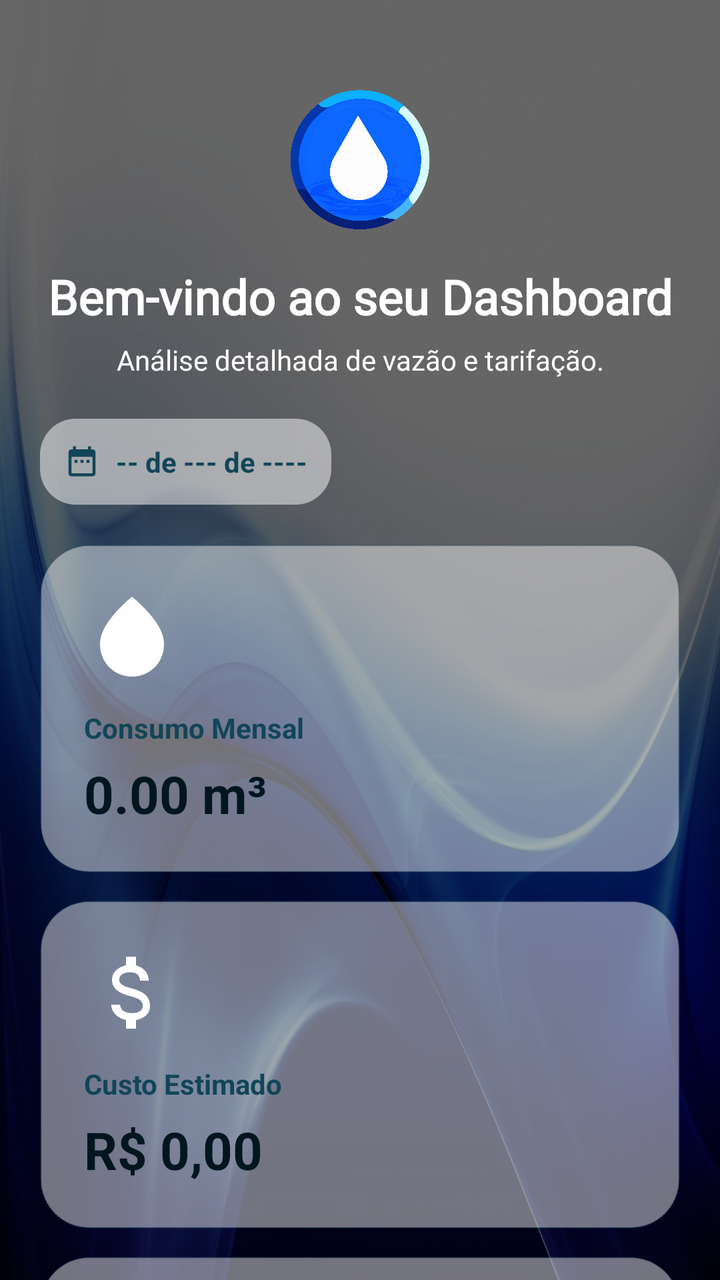
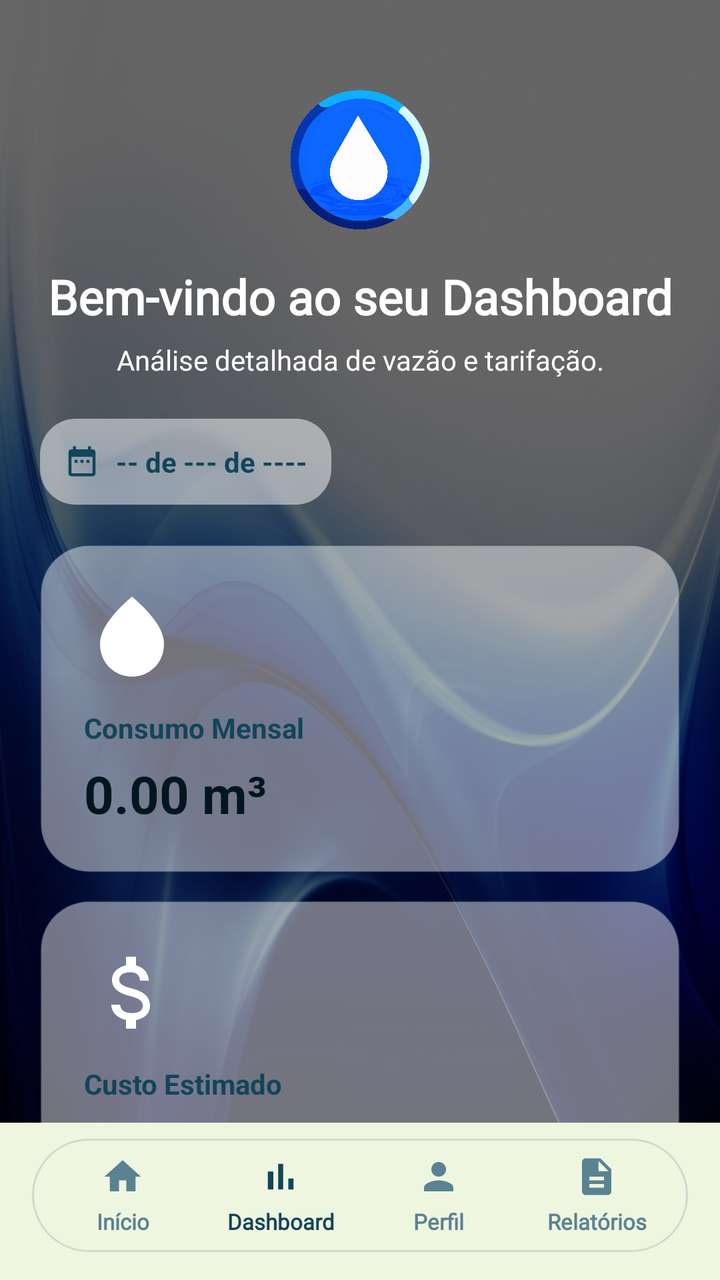

Before-and-after screenshots of an Android layout around one commit, followed by the original layout XML and the change that was made.
<!-- AndroidManifest.xml: application theme Theme.App_Aqua -->
<!-- res/layout/activity_dashboard.xml -->
<?xml version="1.0" encoding="utf-8"?>
<androidx.core.widget.NestedScrollView
    xmlns:android="http://schemas.android.com/apk/res/android"
    xmlns:app="http://schemas.android.com/apk/res-auto"
    xmlns:tools="http://schemas.android.com/tools"
    android:layout_width="match_parent"
    android:layout_height="match_parent"
    android:background="@drawable/bg_global"
    android:fillViewport="true"
    tools:context=".Dashboard">

    <androidx.constraintlayout.widget.ConstraintLayout
        android:layout_width="match_parent"
        android:layout_height="wrap_content">

        <View
            android:layout_width="0dp"
            android:layout_height="0dp"
            android:background="#99000000"
            app:layout_constraintTop_toTopOf="parent"
            app:layout_constraintBottom_toBottomOf="parent"
            app:layout_constraintStart_toStartOf="parent"
            app:layout_constraintEnd_toEndOf="parent"/>

        <androidx.constraintlayout.widget.ConstraintLayout
            android:layout_width="match_parent"
            android:layout_height="match_parent"
            android:padding="20dp">


            <ImageView
                android:id="@+id/imgLogoDashboard"
                android:layout_width="72dp"
                android:layout_height="72dp"
                android:layout_marginTop="24dp"
                android:src="@drawable/logo_victoria"
                android:contentDescription="@string/app_name"
                app:layout_constraintTop_toTopOf="parent"
                app:layout_constraintStart_toStartOf="parent"
                app:layout_constraintEnd_toEndOf="parent"/>

            <TextView
                android:id="@+id/txtDashTitulo"
                android:layout_width="0dp"
                android:layout_height="wrap_content"
                android:layout_marginTop="16dp"
                android:gravity="center"
                android:text="@string/dash_titulo"
                android:textColor="@color/white"
                android:textSize="24sp"
                android:textStyle="bold"
                android:fontFamily="@font/montserrat_bold"
                app:layout_constraintTop_toBottomOf="@id/imgLogoDashboard"
                app:layout_constraintStart_toStartOf="parent"
                app:layout_constraintEnd_toEndOf="parent"/>

            <TextView
                android:id="@+id/txtDashSubtitulo"
                android:layout_width="0dp"
                android:layout_height="wrap_content"
                android:layout_marginTop="6dp"
                android:gravity="center"
                android:text="@string/dash_subtitulo"
                android:textColor="@color/white"
                android:textSize="14sp"
                android:fontFamily="@font/montserrat_medium"
                app:layout_constraintTop_toBottomOf="@id/txtDashTitulo"
                app:layout_constraintStart_toStartOf="parent"
                app:layout_constraintEnd_toEndOf="parent"/>

            <LinearLayout
                android:id="@+id/badgeData"
                android:layout_width="wrap_content"
                android:layout_height="wrap_content"
                android:layout_marginTop="20dp"
                android:background="@drawable/bg_card_translucido"
                android:orientation="horizontal"
                android:padding="12dp"
                android:gravity="center_vertical"
                app:layout_constraintTop_toBottomOf="@id/txtDashSubtitulo"
                app:layout_constraintStart_toStartOf="parent">

                <ImageView
                    android:layout_width="18dp"
                    android:layout_height="18dp"
                    android:src="@drawable/ic_calendario"
                    app:tint="@color/dark_teal"/>

                <TextView
                    android:id="@+id/txtDataAtual"
                    android:layout_width="wrap_content"
                    android:layout_height="wrap_content"
                    android:layout_marginStart="8dp"
                    android:text="@string/dash_data_placeholder"
                    android:textColor="@color/dark_teal"
                    android:textStyle="bold"/>
            </LinearLayout>

            

            <LinearLayout
                android:id="@+id/cardStatConsumo"
                android:layout_width="0dp"
                android:layout_height="wrap_content"
                android:layout_marginTop="20dp"
                android:background="@drawable/bg_glass_card"
                android:orientation="vertical"
                android:padding="22dp"
                app:layout_constraintTop_toBottomOf="@id/badgeData"
                app:layout_constraintStart_toStartOf="parent"
                app:layout_constraintEnd_toEndOf="parent">

                <ImageView
                    android:layout_width="48dp"
                    android:layout_height="48dp"
                    android:src="@drawable/ic_gota"
                    app:tint="@color/white"/>

                <TextView
                    android:layout_width="wrap_content"
                    android:layout_height="wrap_content"
                    android:layout_marginTop="12dp"
                    android:text="@string/dash_card_consumo_titulo"
                    android:textColor="@color/dark_teal"
                    android:textStyle="bold"/>

                <TextView
                    android:id="@+id/txtDashConsumo"
                    android:layout_width="wrap_content"
                    android:layout_height="wrap_content"
                    android:layout_marginTop="6dp"
                    android:text="@string/dash_card_consumo_valor"
                    android:textColor="@color/ink_black"
                    android:textSize="26sp"
                    android:textStyle="bold"/>

            </LinearLayout>


            <LinearLayout
                android:id="@+id/cardStatCusto"
                android:layout_width="0dp"
                android:layout_height="wrap_content"
                android:layout_marginTop="14dp"
                android:background="@drawable/bg_glass_card"
                android:orientation="vertical"
                android:padding="22dp"
                app:layout_constraintTop_toBottomOf="@id/cardStatConsumo"
                app:layout_constraintStart_toStartOf="parent"
                app:layout_constraintEnd_toEndOf="parent">

                <ImageView
                    android:layout_width="48dp"
                    android:layout_height="48dp"
                    android:src="@drawable/ic_dinheiro"
                    app:tint="@color/white"/>

                <TextView
                    android:layout_width="wrap_content"
                    android:layout_height="wrap_content"
                    android:layout_marginTop="12dp"
                    android:text="@string/dash_card_custo_titulo"
                    android:textColor="@color/dark_teal"
                    android:textStyle="bold"/>

                <TextView
                    android:id="@+id/txtDashCusto"
                    android:layout_width="wrap_content"
                    android:layout_height="wrap_content"
                    android:layout_marginTop="6dp"
                    android:text="@string/dash_card_custo_valor"
                    android:textColor="@color/ink_black"
                    android:textSize="26sp"
                    android:textStyle="bold"/>

            </LinearLayout>

            

            <LinearLayout
                android:id="@+id/cardStatEconomia"
                android:layout_width="0dp"
                android:layout_height="wrap_content"
                android:layout_marginTop="14dp"
                android:background="@drawable/bg_glass_card"
                android:orientation="vertical"
                android:padding="22dp"
                app:layout_constraintTop_toBottomOf="@id/cardStatCusto"
                app:layout_constraintStart_toStartOf="parent"
                app:layout_constraintEnd_toEndOf="parent">

                <ImageView
                    android:layout_width="48dp"
                    android:layout_height="48dp"
                    android:src="@drawable/ic_folha"
                    app:tint="@color/dark_teal"/>

                <TextView
                    android:layout_width="wrap_content"
                    android:layout_height="wrap_content"
                    android:layout_marginTop="12dp"
                    android:text="@string/dash_card_economia_titulo"
                    android:textColor="@color/dark_teal"
                    android:textStyle="bold"/>

                <TextView
                    android:id="@+id/txtDashEconomia"
                    android:layout_width="wrap_content"
                    android:layout_height="wrap_content"
                    android:layout_marginTop="6dp"
                    android:text="@string/dash_card_economia_valor"
                    android:textColor="@color/ink_black"
                    android:textSize="26sp"
                    android:textStyle="bold"/>

            </LinearLayout>

            

            <LinearLayout
                android:id="@+id/painelRegistroManual"
                android:layout_width="0dp"
                android:layout_height="wrap_content"
                android:layout_marginTop="28dp"
                android:background="@drawable/bg_glass_card"
                android:elevation="4dp"
                android:orientation="vertical"
                android:padding="24dp"
                app:layout_constraintTop_toBottomOf="@id/cardStatEconomia"
                app:layout_constraintStart_toStartOf="parent"
                app:layout_constraintEnd_toEndOf="parent">

                <TextView
                    android:layout_width="wrap_content"
                    android:layout_height="wrap_content"
                    android:text="@string/dash_painel_registro_titulo"
                    android:textColor="@color/ink_black"
                    android:textSize="18sp"
                    android:textStyle="bold"/>

                <TextView
                    android:layout_width="wrap_content"
                    android:layout_height="wrap_content"
                    android:layout_marginTop="20dp"
                    android:text="@string/dash_label_categoria"
                    android:textColor="@color/dark_teal"
                    android:textStyle="bold"/>

                <Spinner
                    android:id="@+id/spinnerCategoria"
                    android:entries="@array/spnrCategorias"
                    android:layout_width="match_parent"
                    android:layout_height="52dp"
                    android:layout_marginTop="8dp"
                    android:background="@drawable/bg_input_field" />

                <TextView
                    android:layout_width="wrap_content"
                    android:layout_height="wrap_content"
                    android:layout_marginTop="18dp"
                    android:text="@string/dash_label_leitura_anterior"
                    android:textColor="@color/dark_teal"
                    android:textStyle="bold"/>

                <EditText
                    android:id="@+id/inputLeituraAnterior"
                    android:layout_width="match_parent"
                    android:layout_height="52dp"
                    android:layout_marginTop="8dp"
                    android:background="@drawable/bg_input_field"
                    android:hint="@string/dash_hint_leitura_anterior"
                    android:inputType="numberDecimal"
                    android:paddingStart="16dp"
                    android:paddingEnd="16dp"
                    android:textColor="@color/ink_black"/>

                <TextView
                    android:layout_width="wrap_content"
                    android:layout_height="wrap_content"
                    android:layout_marginTop="18dp"
                    android:text="@string/dash_label_leitura_atual"
                    android:textColor="@color/dark_teal"
                    android:textStyle="bold"/>

                <EditText
                    android:id="@+id/inputLeituraAtual"
                    android:layout_width="match_parent"
                    android:layout_height="52dp"
                    android:layout_marginTop="8dp"
                    android:background="@drawable/bg_input_field"
                    android:hint="@string/dash_hint_leitura_atual"
                    android:inputType="numberDecimal"
                    android:paddingStart="16dp"
                    android:paddingEnd="16dp"
                    android:textColor="@color/ink_black"/>

                <com.google.android.material.button.MaterialButton
                    android:id="@+id/btnCalcularConsumo"
                    android:layout_width="match_parent"
                    android:layout_height="56dp"

                    android:gravity="center"
                    android:textAlignment="center"
                    android:padding="0dp"

                    android:layout_marginTop="22dp"
                    android:background="@drawable/bg_btn_submit"
                    android:text="@string/dash_btn_calcular"
                    android:textAllCaps="false"
                    android:textColor="@color/white"
                    android:textSize="16sp"
                    android:textStyle="bold"/>


                <LinearLayout
                    android:id="@+id/resultadoDisplay"
                    android:layout_width="match_parent"
                    android:layout_height="wrap_content"
                    android:layout_marginTop="20dp"
                    android:background="@drawable/bg_card_translucido"
                    android:orientation="vertical"
                    android:padding="20dp">

                    <TextView
                        android:layout_width="wrap_content"
                        android:layout_height="wrap_content"
                        android:text="Resultado"
                        android:textColor="@color/dark_teal"
                        android:textSize="16sp"
                        android:textStyle="bold"/>

                    <TextView
                        android:id="@+id/txtResConsumo"
                        android:layout_width="wrap_content"
                        android:layout_height="wrap_content"
                        android:layout_marginTop="12dp"
                        android:text="0 m³"
                        android:textColor="@color/ink_black"
                        android:textSize="20sp"
                        android:textStyle="bold"/>

                    <TextView
                        android:id="@+id/txtResAgua"
                        android:layout_width="wrap_content"
                        android:layout_height="wrap_content"
                        android:layout_marginTop="8dp"
                        android:text="R$ 0,00"
                        android:textColor="@color/ink_black"/>

                    <TextView
                        android:id="@+id/txtResEsgoto"
                        android:layout_width="wrap_content"
                        android:layout_height="wrap_content"
                        android:layout_marginTop="8dp"
                        android:text="R$ 0,00"
                        android:textColor="@color/ink_black"/>

                    <TextView
                        android:id="@+id/txtResTotal"
                        android:layout_width="wrap_content"
                        android:layout_height="wrap_content"
                        android:layout_marginTop="12dp"
                        android:text="R$ 0,00"
                        android:textColor="@color/dark_teal"
                        android:textSize="22sp"
                        android:textStyle="bold"/>

                </LinearLayout>

            </LinearLayout>


            <LinearLayout
                android:id="@+id/painelHistorico"
                android:layout_width="0dp"
                android:layout_height="wrap_content"
                android:layout_marginTop="20dp"
                android:layout_marginBottom="24dp"
                android:background="@drawable/bg_glass_card"
                android:elevation="4dp"
                android:orientation="vertical"
                android:padding="24dp"
                app:layout_constraintTop_toBottomOf="@id/painelRegistroManual"
                app:layout_constraintStart_toStartOf="parent"
                app:layout_constraintEnd_toEndOf="parent"
                app:layout_constraintBottom_toBottomOf="parent">

                <LinearLayout
                    android:layout_width="match_parent"
                    android:layout_height="wrap_content"
                    android:gravity="center_vertical"
                    android:orientation="horizontal">

                    <ImageView
                        android:layout_width="20dp"
                        android:layout_height="20dp"
                        app:tint="@color/dark_teal"/>

                    <TextView
                        android:layout_width="0dp"
                        android:layout_height="wrap_content"
                        android:layout_marginStart="12dp"
                        android:layout_weight="1"
                        android:text="Histórico de Consumo"
                        android:textColor="@color/ink_black"
                        android:textSize="17sp"
                        android:textStyle="bold"/>

                    <Spinner
                        android:id="@+id/spinnerFiltroHistorico"
                        android:layout_width="110dp"
                        android:layout_height="40dp"
                        android:background="@drawable/bg_input_field"/>

                </LinearLayout>

                <ListView
                    android:id="@+id/listViewDashboard"
                    android:layout_width="match_parent"
                    android:layout_height="350dp"
                    android:layout_marginTop="20dp"
                    android:background="@drawable/bg_card_translucido"
                    android:divider="@color/campo_borda"
                    android:dividerHeight="1dp"
                    android:padding="8dp"/>

            </LinearLayout>

        </androidx.constraintlayout.widget.ConstraintLayout>

    </androidx.constraintlayout.widget.ConstraintLayout>

</androidx.core.widget.NestedScrollView>
<!-- resources referenced by this layout -->
<resources>
  <color name="campo_borda">#33598392</color>
  <color name="dark_teal">#124559</color>
  <color name="ink_black">#01161E</color>
  <color name="white">#FFFFFF</color>
  <string name="app_name">Victoria</string>
  <string name="dash_btn_calcular">Calcular Consumo</string>
  <string name="dash_card_consumo_titulo">Consumo Mensal</string>
  <string name="dash_card_consumo_valor">0.00 m³</string>
  <string name="dash_card_custo_titulo">Custo Estimado</string>
  <string name="dash_card_custo_valor">R$ 0,00</string>
  <string name="dash_card_economia_titulo">Sustentabilidade</string>
  <string name="dash_card_economia_valor">0 L</string>
  <string name="dash_data_placeholder">-- de --- de ----</string>
  <string name="dash_hint_leitura_anterior">Ex: 120</string>
  <string name="dash_hint_leitura_atual">Ex: 135</string>
  <string name="dash_label_categoria">Categoria da Tarifa</string>
  <string name="dash_label_leitura_anterior">Leitura Anterior (m³)</string>
  <string name="dash_label_leitura_atual">Leitura Atual (m³)</string>
  <string name="dash_painel_registro_titulo">Registro Manual</string>
  <string name="dash_subtitulo">Análise detalhada de vazão e tarifação.</string>
  <string name="dash_titulo">Bem-vindo ao seu Dashboard</string>
  <color name="glass_bg">#73FFFFFF</color>
  <color name="glass_border">#26124559</color>
  <color name="soft_periwinkle">#598392</color>
  <color name="air_force_blue">#598392</color>
  <color name="fundo_principal">#EFF6E0</color>
  <!-- unchanged entries left out for length: 12 -->
</resources>

<!-- the commit's change to res/layout/activity_dashboard.xml (unified diff, before → after) -->
@@ -1,13 +1,21 @@
 <?xml version="1.0" encoding="utf-8"?>
-<androidx.core.widget.NestedScrollView
+<LinearLayout
     xmlns:android="http://schemas.android.com/apk/res/android"
     xmlns:app="http://schemas.android.com/apk/res-auto"
     xmlns:tools="http://schemas.android.com/tools"
     android:layout_width="match_parent"
     android:layout_height="match_parent"
-    android:background="@drawable/bg_global"
-    android:fillViewport="true"
-    tools:context=".Dashboard">
+    android:background="@color/fundo_principal"
+    android:orientation="vertical">
+
+    
+    <androidx.core.widget.NestedScrollView
+        android:layout_width="match_parent"
+        android:layout_height="0dp"
+        android:layout_weight="1"
+        android:fillViewport="true"
+        android:background="@drawable/bg_global"
+        tools:context=".TelaDashboard">
 
     <androidx.constraintlayout.widget.ConstraintLayout
         android:layout_width="match_parent"
@@ -430,4 +438,143 @@
 
     </androidx.constraintlayout.widget.ConstraintLayout>
 
-</androidx.core.widget.NestedScrollView>
+    </androidx.core.widget.NestedScrollView>
+
+    
+    <LinearLayout
+        android:id="@+id/barraNavegacao"
+        android:layout_width="match_parent"
+        android:layout_height="wrap_content"
+        android:layout_marginStart="16dp"
+        android:layout_marginTop="8dp"
+        android:layout_marginEnd="16dp"
+        android:layout_marginBottom="14dp"
+        android:background="@drawable/bg_nav_pill"
+        android:elevation="8dp"
+        android:gravity="center_vertical"
+        android:orientation="horizontal"
+        android:paddingStart="6dp"
+        android:paddingTop="8dp"
+        android:paddingEnd="6dp"
+        android:paddingBottom="8dp">
+
+        
+        <LinearLayout
+            android:id="@+id/navInicio"
+            android:layout_width="0dp"
+            android:layout_height="wrap_content"
+            android:layout_weight="1"
+            android:background="?attr/selectableItemBackground"
+            android:clickable="true"
+            android:focusable="true"
+            android:gravity="center"
+            android:orientation="vertical">
+
+            <ImageView
+                android:layout_width="22dp"
+                android:layout_height="22dp"
+                android:importantForAccessibility="no"
+                android:src="@drawable/ic_casa"
+                app:tint="@color/air_force_blue" />
+
+            <TextView
+                android:layout_width="wrap_content"
+                android:layout_height="wrap_content"
+                android:layout_marginTop="4dp"
+                android:fontFamily="@font/montserrat_medium"
+                android:text="@string/nav_inicio"
+                android:textColor="@color/air_force_blue"
+                android:textSize="11sp"
+                android:textStyle="bold" />
+        </LinearLayout>
+
+        
+        <LinearLayout
+            android:id="@+id/navDashboard"
+            android:layout_width="0dp"
+            android:layout_height="wrap_content"
+            android:layout_weight="1"
+            android:gravity="center"
+            android:orientation="vertical">
+
+            <ImageView
+                android:layout_width="22dp"
+                android:layout_height="22dp"
+                android:importantForAccessibility="no"
+                android:src="@drawable/ic_grafico"
+                app:tint="@color/dark_teal" />
+
+            <TextView
+                android:layout_width="wrap_content"
+                android:layout_height="wrap_content"
+                android:layout_marginTop="4dp"
+                android:fontFamily="@font/montserrat_bold"
+                android:text="@string/nav_dashboard"
+                android:textColor="@color/dark_teal"
+                android:textSize="11sp"
+                android:textStyle="bold" />
+        </LinearLayout>
+
+        
+        <LinearLayout
+            android:id="@+id/navPerfil"
+            android:layout_width="0dp"
+            android:layout_height="wrap_content"
+            android:layout_weight="1"
+            android:background="?attr/selectableItemBackground"
+            android:clickable="true"
+            android:focusable="true"
+            android:gravity="center"
+            android:orientation="vertical">
+
+            <ImageView
+                android:layout_width="22dp"
+                android:layout_height="22dp"
+                android:importantForAccessibility="no"
+                android:src="@drawable/ic_perfil"
+                app:tint="@color/air_force_blue" />
+
+            <TextView
+                android:layout_width="wrap_content"
+                android:layout_height="wrap_content"
+                android:layout_marginTop="4dp"
+                android:fontFamily="@font/montserrat_medium"
+                android:text="@string/nav_perfil"
+                android:textColor="@color/air_force_blue"
+                android:textSize="11sp"
+                android:textStyle="bold" />
+        </LinearLayout>
+
+        
+        <LinearLayout
+            android:id="@+id/navRelatorios"
+            android:layout_width="0dp"
+            android:layout_height="wrap_content"
+            android:layout_weight="1"
+            android:background="?attr/selectableItemBackground"
+            android:clickable="true"
+            android:focusable="true"
+            android:gravity="center"
+            android:orientation="vertical">
+
+            <ImageView
+                android:layout_width="22dp"
+                android:layout_height="22dp"
+                android:importantForAccessibility="no"
+                android:src="@drawable/ic_relatorio"
+                app:tint="@color/air_force_blue" />
+
+            <TextView
+                android:layout_width="wrap_content"
+                android:layout_height="wrap_content"
+                android:layout_marginTop="4dp"
+                android:fontFamily="@font/montserrat_medium"
+                android:text="@string/nav_relatorios"
+                android:textColor="@color/air_force_blue"
+                android:textSize="11sp"
+                android:textStyle="bold" />
+        </LinearLayout>
+
+    </LinearLayout>
+
+</LinearLayout>
<!-- resource entries referenced after the edit -->
@@ -4,6 +4,62 @@
   <color name="dark_teal">#124559</color>
   <color name="ink_black">#01161E</color>
   <color name="white">#FFFFFF</color>
+  <!-- drawable bg_nav_pill (drawable) -->
+  <?xml version="1.0" encoding="utf-8"?>
+  <shape xmlns:android="http://schemas.android.com/apk/res/android"
+      android:shape="rectangle">
+      <solid android:color="#EFF6E0" />
+      <corners android:radius="50dp" />
+      <stroke
+          android:width="1dp"
+          android:color="@color/glass_border" />
+  </shape>
+  <!-- drawable ic_casa (drawable) -->
+  <?xml version="1.0" encoding="utf-8"?>
+  <vector xmlns:android="http://schemas.android.com/apk/res/android"
+      android:width="24dp"
+      android:height="24dp"
+      android:viewportWidth="24"
+      android:viewportHeight="24">
+      <path
+          android:fillColor="#FFFFFFFF"
+          android:pathData="M10,20v-6h4v6h5v-8h3L12,3 2,12h3v8z" />
+  </vector>
+  <!-- drawable ic_grafico (drawable) -->
+  <?xml version="1.0" encoding="utf-8"?>
+  <vector xmlns:android="http://schemas.android.com/apk/res/android"
+      android:width="24dp"
+      android:height="24dp"
+      android:viewportWidth="24"
+      android:viewportHeight="24"
+      android:tint="?attr/colorControlNormal">
+      <path
+          android:fillColor="#FF000000"
+          android:pathData="M5,9.2h3V19H5V9.2zM10.6,5h2.8v14h-2.8V5zM16.2,13h2.8v6h-2.8V13z" />
+  </vector>
+  <!-- drawable ic_perfil (drawable) -->
+  <?xml version="1.0" encoding="utf-8"?>
+  <vector xmlns:android="http://schemas.android.com/apk/res/android"
+      android:width="24dp"
+      android:height="24dp"
+      android:viewportWidth="24"
+      android:viewportHeight="24">
+      <path
+          android:fillColor="#FFFFFFFF"
+          android:pathData="M12,12c2.21,0 4,-1.79 4,-4s-1.79,-4 -4,-4 -4,1.79 -4,4 1.79,4 4,4zM12,14c-2.67,0 -8,1.34 -8,4v2h16v-2c0,-2.66 -5.33,-4 -8,-4z" />
+  </vector>
+  <!-- drawable ic_relatorio (drawable) -->
+  <?xml version="1.0" encoding="utf-8"?>
+  <vector xmlns:android="http://schemas.android.com/apk/res/android"
+      android:width="24dp"
+      android:height="24dp"
+      android:viewportWidth="24"
+      android:viewportHeight="24">
+      
+      <path
+          android:fillColor="#FFFFFFFF"
+          android:pathData="M14,2H6c-1.1,0 -1.99,0.9 -1.99,2L4,20c0,1.1 0.9,2 2,2h12c1.1,0 2,-0.9 2,-2V8l-6,-6zM16,18H8v-2h8v2zM16,14H8v-2h8v2zM13,9V3.5L18.5,9H13z"/>
+  </vector>
   <string name="app_name">Victoria</string>
   <string name="dash_btn_calcular">Calcular Consumo</string>
   <string name="dash_card_consumo_titulo">Consumo Mensal</string>
@@ -21,6 +77,10 @@
   <string name="dash_painel_registro_titulo">Registro Manual</string>
   <string name="dash_subtitulo">Análise detalhada de vazão e tarifação.</string>
   <string name="dash_titulo">Bem-vindo ao seu Dashboard</string>
+  <string name="nav_dashboard">Dashboard</string>
+  <string name="nav_inicio">Início</string>
+  <string name="nav_perfil">Perfil</string>
+  <string name="nav_relatorios">Relatórios</string>
   <color name="glass_bg">#73FFFFFF</color>
   <color name="glass_border">#26124559</color>
   <color name="soft_periwinkle">#598392</color>
